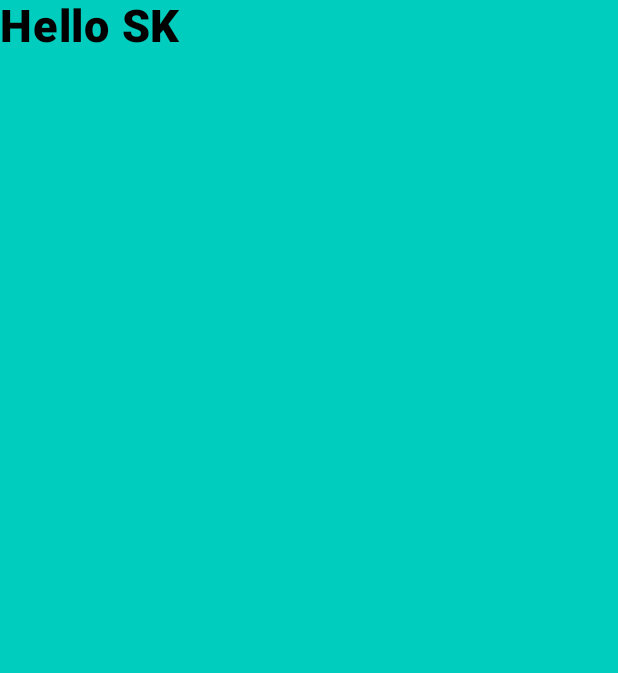
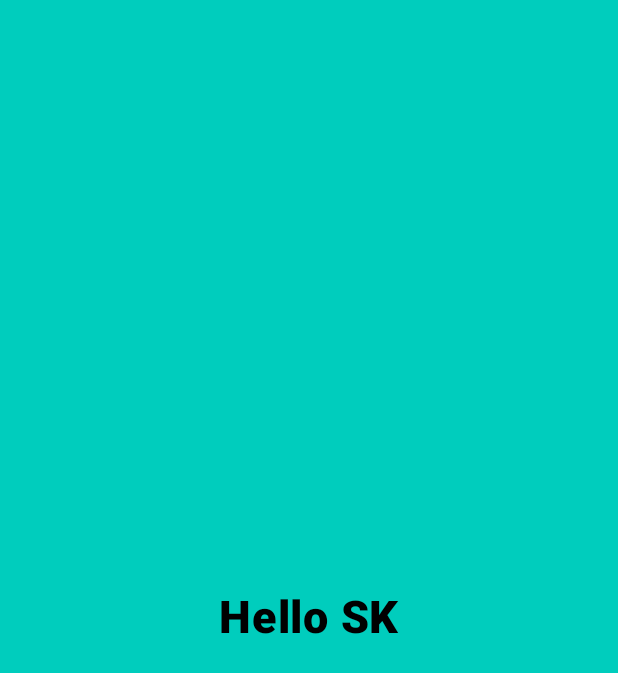
Before and after one commit to Shahnawazk7944/AI_Chat_Application_ZERU_With_MVVM_Retrofit_ROOM_GoogleGeminiAI, an Android app built with Jetpack Compose: the screen it shows after launch (MainActivity), on a phone screen of 412 x 824 dp. Shown: the top 673 px of the screen. Run offline under Robolectric (Android 15) with nearby library versions, the phone set to English and light mode, and no system bars.

Commit message:
splash screen added
Co-Authored-By: Iycs2122 <154696547+iycs2122@users.noreply.github.com>

```diff
--- a/app/build.gradle.kts
+++ b/app/build.gradle.kts
@@ -67,6 +67,8 @@ dependencies {
     debugImplementation("androidx.compose.ui:ui-tooling")
     debugImplementation("androidx.compose.ui:ui-test-manifest")
 
+    //Splash Screen
+    implementation("androidx.core:core-splashscreen:1.0.1")
 
 
 }
--- a/app/src/main/AndroidManifest.xml
+++ b/app/src/main/AndroidManifest.xml
@@ -11,12 +11,12 @@
         android:label="@string/app_name"
         android:roundIcon="@mipmap/ic_launcher_round"
         android:supportsRtl="true"
-        android:theme="@style/Theme.AI_Chat_Application_ZERU_With_MVVM_Retrofit_ROOM"
-        >
+        android:theme="@style/Theme.MySplashScreen"
+        tools:targetApi="s">
         <activity
             android:name=".MainActivity"
             android:exported="true"
-            android:theme="@style/Theme.AI_Chat_Application_ZERU_With_MVVM_Retrofit_ROOM">
+            android:theme="@style/Theme.MySplashScreen">
 
             <intent-filter>
                 <action android:name="android.intent.action.MAIN" />
--- a/app/src/main/java/com/example/ai_chat_application_zeru_with_mvvm_retrofit_room/MainActivity.kt
+++ b/app/src/main/java/com/example/ai_chat_application_zeru_with_mvvm_retrofit_room/MainActivity.kt
@@ -4,24 +4,28 @@ import android.os.Bundle
 import androidx.activity.ComponentActivity
 import androidx.activity.compose.setContent
 import androidx.compose.foundation.background
+import androidx.compose.foundation.layout.Arrangement
 import androidx.compose.foundation.layout.Column
 import androidx.compose.foundation.layout.fillMaxSize
 import androidx.compose.material3.MaterialTheme
 import androidx.compose.material3.Surface
 import androidx.compose.material3.Text
 import androidx.compose.runtime.Composable
+import androidx.compose.ui.Alignment
 import androidx.compose.ui.Modifier
 import androidx.compose.ui.graphics.Color
 import androidx.compose.ui.text.font.FontWeight
 import androidx.compose.ui.tooling.preview.Preview
 import androidx.compose.ui.unit.sp
+import androidx.core.splashscreen.SplashScreen.Companion.installSplashScreen
 import com.example.ai_chat_application_zeru_with_mvvm_retrofit_room.ui.theme.AI_Chat_Application_ZERU_With_MVVM_Retrofit_ROOMTheme
-import com.example.ai_chat_application_zeru_with_mvvm_retrofit_room.ui.theme.Main
+import com.example.ai_chat_application_zeru_with_mvvm_retrofit_room.ui.theme.PrimaryColor
 
 class MainActivity : ComponentActivity() {
     override fun onCreate(savedInstanceState: Bundle?) {
 
         super.onCreate(savedInstanceState)
+        installSplashScreen()
         setContent {
 
             AI_Chat_Application_ZERU_With_MVVM_Retrofit_ROOMTheme {
@@ -34,7 +38,9 @@ class MainActivity : ComponentActivity() {
                     Column(
                         modifier = Modifier
                             .fillMaxSize()
-                            .background(Main)
+                            .background(PrimaryColor),
+                        horizontalAlignment = Alignment.CenterHorizontally,
+                        verticalArrangement = Arrangement.Center
                     ) {
                         Text(
                             text = "Hello SK",
--- a/app/src/main/java/com/example/ai_chat_application_zeru_with_mvvm_retrofit_room/ui/theme/Color.kt
+++ b/app/src/main/java/com/example/ai_chat_application_zeru_with_mvvm_retrofit_room/ui/theme/Color.kt
@@ -10,5 +10,18 @@ val Purple40 = Color(0xFF6650a4)
 val PurpleGrey40 = Color(0xFF625b71)
 val Pink40 = Color(0xFF7D5260)
 
+val gradient_11 = Color(0xFFD38312)
+val gradient_12 = Color(0xFFA83279)
+val gradient_21 = Color(0xFF000046)
+val gradient_22 = Color(0xFF1CB5E0)
+val gradient_23 = Color(0xFFFFFFFF)
+val gradient_31 = Color(0xFF373B44)
+val gradient_32 = Color(0xFF4286f4)
 
-val Main = Color(0xFF00CDBD)
+
+val ChocolateBrown = Color(0xFF3f000f)
+val RootBeer = Color(0xFF2c1608)
+val DarkBrown = Color(0xFF1e0d07)
+val PaleYellow = Color(0xFFffffbf)
+val PrimaryBackground = Color(0xFFf0ffff)
+val PrimaryColor = Color(0xFF00CDBD)
--- a/app/src/main/java/com/example/ai_chat_application_zeru_with_mvvm_retrofit_room/ui/theme/Theme.kt
+++ b/app/src/main/java/com/example/ai_chat_application_zeru_with_mvvm_retrofit_room/ui/theme/Theme.kt
@@ -58,7 +58,7 @@ fun AI_Chat_Application_ZERU_With_MVVM_Retrofit_ROOMTheme(
         SideEffect {
             val window = (view.context as Activity).window
             //window.statusBarColor = colorScheme.primary.toArgb()
-            window.statusBarColor = Main.toArgb()
+            window.statusBarColor = PrimaryColor.toArgb()
             WindowCompat.getInsetsController(window, view).isAppearanceLightStatusBars = darkTheme
         }
     }
--- a/app/src/main/res/values/themes.xml
+++ b/app/src/main/res/values/themes.xml
@@ -1,4 +1,15 @@
 <?xml version="1.0" encoding="utf-8"?>
 <resources>
+
     <style name="Theme.AI_Chat_Application_ZERU_With_MVVM_Retrofit_ROOM" parent="android:Theme.Material.Light.NoActionBar" />
+
+    <style name="Theme.MySplashScreen" parent="Theme.SplashScreen">
+        <item name="windowSplashScreenBackground">@color/azure_mist</item>
+        <item name="windowSplashScreenAnimatedIcon">@drawable/zeru_288_dp</item>
+        <item name="postSplashScreenTheme">
+            @style/Theme.AI_Chat_Application_ZERU_With_MVVM_Retrofit_ROOM
+        </item>
+        <!--<item name="windowSplashScreenAnimationDuration">1000</item>-->
+    </style>
+
 </resources>
```
Also changed, not shown: app/src/main/res/drawable/zeru_288_dp.png (added).
